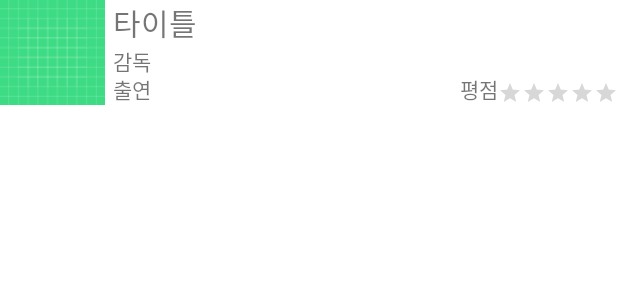
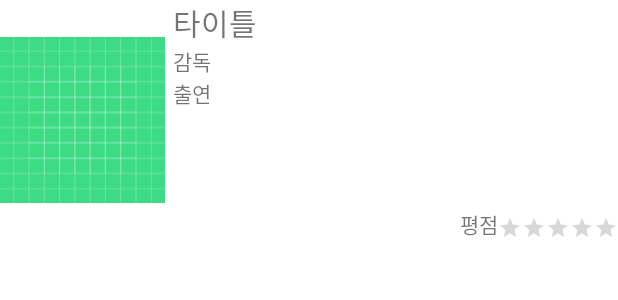
Before and after one commit to jeidiiy/NAFLIX, an Android app: the layout recyclerview_item.xml on its own in the app's theme, with its tools: preview values and no code run, on a phone screen of 412 x 824 dp. Shown: the top 300 px of the screen. Run offline under Robolectric (Android 15) with nearby library versions, the phone set to English and light mode, and no system bars.

Commit message:
style: 아이템 디자인 수정

```diff
--- a/app/src/main/res/layout/recyclerview_item.xml
+++ b/app/src/main/res/layout/recyclerview_item.xml
@@ -7,19 +7,19 @@
 
     <ImageView
         android:id="@+id/moviePoster"
-        android:layout_width="70dp"
-        android:layout_height="70dp"
+        android:layout_width="110dp"
+        android:layout_height="160dp"
         android:layout_marginEnd="5dp"
         android:contentDescription="@string/moviePoster"
         android:src="@drawable/ic_launcher_background" />
 
     <RelativeLayout
         android:layout_width="match_parent"
-        android:layout_height="70dp">
+        android:layout_height="160dp">
 
         <TextView
             android:id="@+id/movieTitle"
-            android:layout_width="match_parent"
+            android:layout_width="wrap_content"
             android:layout_height="wrap_content"
             android:layout_alignParentStart="true"
             android:layout_alignParentTop="true"
@@ -40,13 +40,11 @@
 
         <TextView
             android:id="@+id/movieActors"
-            android:layout_width="231dp"
+            android:layout_width="match_parent"
             android:layout_height="wrap_content"
             android:layout_alignParentStart="true"
-            android:layout_alignParentBottom="true"
-            android:layout_toStartOf="@+id/movieRatingText"
+            android:layout_below="@+id/movieDirector"
             android:ellipsize="end"
-            android:singleLine="true"
             android:text="@string/movieActors" />
 
         <TextView
--- a/app/src/main/res/values/strings.xml
+++ b/app/src/main/res/values/strings.xml
@@ -6,7 +6,7 @@
     <string name="movieActors">출연</string>
     <string name="movieRating">평점</string>
     <string name="homeTip">- 영화를 꾹 누르면 찜한 목록에 추가할 수 있습니다.</string>
-    <string name="homeTitle">최신 영화 정보 서비스</string>
+    <string name="homeTitle">최신 박스오피스 정보 서비스</string>
     <string name="wishlistTip">- 영화를 꾹 누르면 찜한 목록에서 제거할 수 있습니다.</string>
     <string name="wishlistTitle">찜 목록</string>
 </resources>
```
